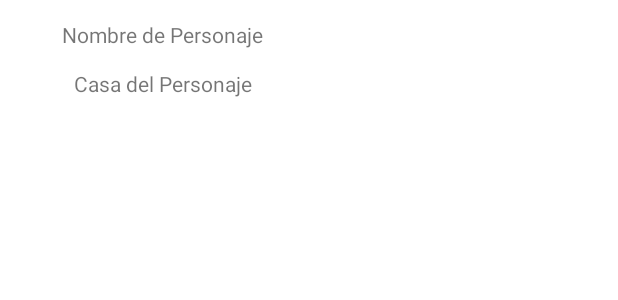
After one commit to soleecito/GotDex, an Android app: the layout item_character.xml on its own in the app's theme, with its tools: preview values and no code run, on a phone screen of 412 x 824 dp. The commit adds this screen. Shown: the top 300 px of the screen. Run offline under Robolectric (Android 15) with nearby library versions, the phone set to English and light mode, and no system bars.

Commit message:
preparacion de RecyclerView implementando ViewBinding

```diff
--- a/app/build.gradle
+++ b/app/build.gradle
@@ -29,6 +29,10 @@ android {
     kotlinOptions {
         jvmTarget = '1.8'
     }
+    viewBinding{
+        enabled = true
+    }
+
 }
 
 dependencies {
@@ -59,5 +63,7 @@ dependencies {
     implementation 'com.intuit.sdp:sdp-android:1.0.6'
     implementation 'com.intuit.ssp:ssp-android:1.0.6'
 
+    //implementacion de RecyclerView
+    implementation "androidx.recyclerview:recyclerview:1.2.1"
 
 }
--- a/app/src/main/AndroidManifest.xml
+++ b/app/src/main/AndroidManifest.xml
@@ -10,6 +10,9 @@
         android:supportsRtl="true"
         android:theme="@style/Theme.GotDex">
         <activity
+            android:name=".SearchActivity"
+            android:exported="true" />
+        <activity
             android:name=".MainActivity"
             android:exported="true">
             <intent-filter>
--- /dev/null
+++ b/app/src/main/res/layout/item_character.xml
@@ -0,0 +1,34 @@
+<?xml version="1.0" encoding="utf-8"?>
+<androidx.constraintlayout.widget.ConstraintLayout xmlns:android="http://schemas.android.com/apk/res/android"
+    android:layout_width="match_parent"
+    android:layout_height="@dimen/_150sdp"
+    xmlns:app="http://schemas.android.com/apk/res-auto"
+    xmlns:tools="http://schemas.android.com/tools">
+
+    <ImageView
+        android:id="@+id/ivCharacter"
+        android:layout_width="@dimen/_150sdp"
+        android:layout_height="@dimen/_150sdp"
+        app:layout_constraintEnd_toEndOf="parent"
+        app:layout_constraintTop_toTopOf="parent"/>
+
+    <TextView
+        android:id="@+id/tvName"
+        android:layout_width="wrap_content"
+        android:layout_height="wrap_content"
+        app:layout_constraintStart_toStartOf="parent"
+        app:layout_constraintEnd_toStartOf="@+id/ivCharacter"
+        app:layout_constraintTop_toTopOf="parent"
+        android:layout_marginTop="@dimen/_10sdp"
+        tools:text="Nombre de Personaje"/>
+
+    <TextView
+        android:layout_width="wrap_content"
+        android:layout_height="wrap_content"
+        app:layout_constraintTop_toBottomOf="@+id/tvName"
+        app:layout_constraintStart_toStartOf="parent"
+        app:layout_constraintEnd_toStartOf="@+id/ivCharacter"
+        android:layout_marginTop="@dimen/_10sdp"
+        tools:text="Casa del Personaje"/>
+
+</androidx.constraintlayout.widget.ConstraintLayout>
--- a/build.gradle
+++ b/build.gradle
@@ -6,7 +6,7 @@ buildscript {
     }
     dependencies {
         classpath "com.android.tools.build:gradle:7.0.1"
-        classpath "org.jetbrains.kotlin:kotlin-gradle-plugin:1.5.21"
+        classpath 'org.jetbrains.kotlin:kotlin-gradle-plugin:1.5.30'
 
         // NOTE: Do not place your application dependencies here; they belong
         // in the individual module build.gradle files
```
Also changed, not shown: app/src/main/java/com/elvisoperator/gotdex/CharacterAdapter.kt (added, +31 -0 lines), app/src/main/java/com/elvisoperator/gotdex/GotCharacter.kt (added, +11 -0 lines), app/src/main/java/com/elvisoperator/gotdex/MainActivity.kt (+6 -1 lines), app/src/main/java/com/elvisoperator/gotdex/SearchActivity.kt (added, +21 -0 lines), app/src/main/res/layout/activity_search.xml (added, +26 -0 lines).
